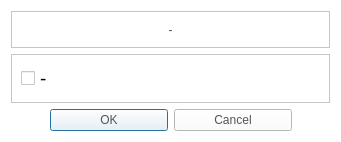
Before: the Qt Designer form CaX/dialog/poweroffdialog.ui in fsest4u/CaX_03, drawn with Qt 5.
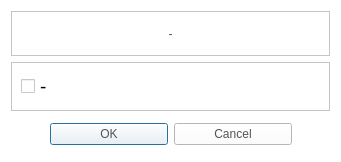
After: the same form once the commit is applied. Icons and pictures are not drawn.

The edit to the form file:
```diff
--- a/CaX/dialog/poweroffdialog.ui
+++ b/CaX/dialog/poweroffdialog.ui
@@ -7,7 +7,7 @@
     <x>0</x>
     <y>0</y>
     <width>341</width>
-    <height>142</height>
+    <height>162</height>
    </rect>
   </property>
   <property name="windowTitle">
@@ -79,6 +79,12 @@
    </item>
    <item row="2" column="0">
     <widget class="QDialogButtonBox" name="buttonBox">
+     <property name="minimumSize">
+      <size>
+       <width>0</width>
+       <height>34</height>
+      </size>
+     </property>
      <property name="styleSheet">
       <string notr="true">QPushButton
 {
```
